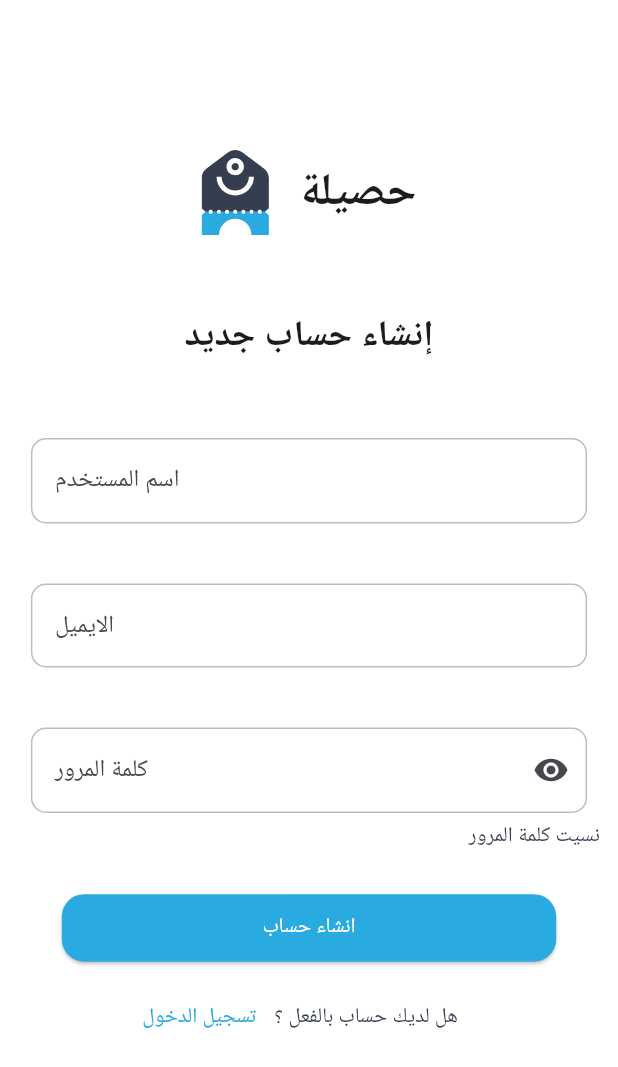
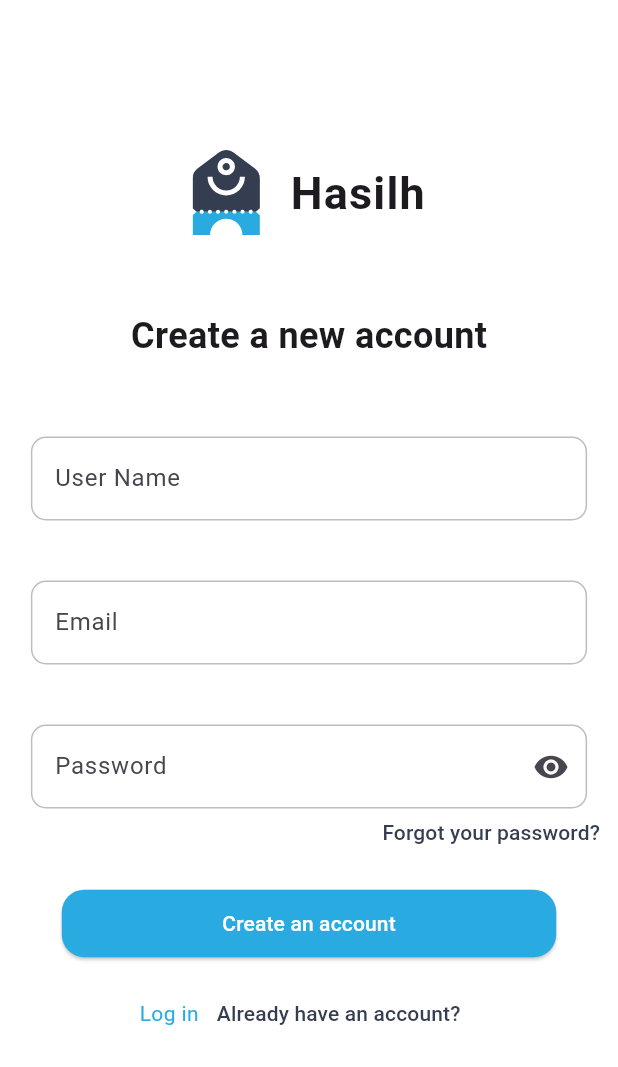
Before and after one commit to AbedMohsen1/projecxIntern, a Flutter app: the screen it shows after launch, on a phone screen of 412 x 824 dp. Shown: the top 1067 px of the screen. Run offline on Flutter 3.47's test engine with Material 3 defaults, Android fonts, the phone set to English and light mode, and no system bars; our stand-ins replace dotted_border, easy_localization, flutter_svg, font_awesome_flutter, hexcolor; Roboto replaces fonts that are missing (Cairo).

Commit message:
update auth

```diff
--- a/lib/Theme/color_managment.dart
+++ b/lib/Theme/color_managment.dart
@@ -5,7 +5,7 @@ class AppColors {
   static Color text = HexColor("#6D6F74");
   static Color black = HexColor("#353D51");
   static Color blu = HexColor("#29ABE2");
-  static Color blu2 = HexColor("#BCE7F0");
+  static Color pink = HexColor("#FDD7DF");
   static Color white = HexColor("#FFFFFF");
   static Color border = HexColor("#E6ECF8");
   static Color dis = HexColor("#878E9E");
--- a/lib/components/coupons_home_page.dart
+++ b/lib/components/coupons_home_page.dart
@@ -43,7 +43,7 @@ class CouponsPageHome extends StatelessWidget {
                             vertical: 4,
                           ),
                           decoration: BoxDecoration(
-                            color: AppColors.blu2,
+                            color: AppColors.blu,
                             borderRadius: BorderRadius.circular(
                               8,
                             ),
@@ -77,7 +77,7 @@ class CouponsPageHome extends StatelessWidget {
                     Spacer(),
                     Container(
                       decoration: BoxDecoration(
-                        color: AppColors.blu2,
+                        color: AppColors.blu,
                         borderRadius: BorderRadius.circular(17),
                       ),
                       child: Padding(
@@ -106,7 +106,7 @@ class CouponsPageHome extends StatelessWidget {
                     shape: RoundedRectangleBorder(
                       borderRadius: BorderRadius.circular(10),
                     ),
-                    backgroundColor: AppColors.blu2,
+                    backgroundColor: AppColors.blu,
                   ),
                   child: Text(
                     LocaleKeys.show_coupon.tr(),
--- a/lib/components/offers_home_page.dart
+++ b/lib/components/offers_home_page.dart
@@ -43,7 +43,7 @@ class OffersHomePage extends StatelessWidget {
                             vertical: 4,
                           ),
                           decoration: BoxDecoration(
-                            color: AppColors.blu2,
+                            color: AppColors.blu,
                             borderRadius: BorderRadius.circular(
                               8,
                             ),
@@ -77,7 +77,7 @@ class OffersHomePage extends StatelessWidget {
                     Spacer(),
                     Container(
                       decoration: BoxDecoration(
-                        color: AppColors.blu2,
+                        color: AppColors.blu,
                         borderRadius: BorderRadius.circular(17),
                       ),
                       child: Padding(
@@ -106,7 +106,7 @@ class OffersHomePage extends StatelessWidget {
                     shape: RoundedRectangleBorder(
                       borderRadius: BorderRadius.circular(10),
                     ),
-                    backgroundColor: AppColors.blu2,
+                    backgroundColor: AppColors.blu,
                   ),
                   child: Text(
                     LocaleKeys.activate_the_offer.tr(),
--- a/lib/components/products_home_page.dart
+++ b/lib/components/products_home_page.dart
@@ -43,7 +43,7 @@ class ProductsHomePage extends StatelessWidget {
                             vertical: 4,
                           ),
                           decoration: BoxDecoration(
-                            color: AppColors.blu2,
+                            color: AppColors.blu,
                             borderRadius: BorderRadius.circular(
                               8,
                             ),
@@ -77,7 +77,7 @@ class ProductsHomePage extends StatelessWidget {
                     Spacer(),
                     Container(
                       decoration: BoxDecoration(
-                        color: AppColors.blu2,
+                        color: AppColors.blu,
                         borderRadius: BorderRadius.circular(17),
                       ),
                       child: Padding(
--- a/lib/screens/auth/login.dart
+++ b/lib/screens/auth/login.dart
@@ -1,6 +1,8 @@
 import 'package:ahd/theme/color_managment.dart';
 import 'package:ahd/screens/auth/sign_up.dart';
 import 'package:ahd/screens/bottom_main_screen.dart';
+import 'package:ahd/translations/locale_keys.g.dart';
+import 'package:easy_localization/easy_localization.dart';
 import 'package:flutter/material.dart';
 import 'package:flutter_svg/svg.dart';
 
@@ -52,7 +54,7 @@ class _LoginState extends State<Login> {
                 ),
                 SizedBox(width: 20),
                 Text(
-                  "حصيلة",
+                  LocaleKeys.hasilh.tr(),
                   style: TextStyle(
                     fontSize: 30,
                     fontWeight: FontWeight.w500,
@@ -65,7 +67,7 @@ class _LoginState extends State<Login> {
             Padding(
               padding: EdgeInsets.all(0),
               child: Text(
-                "تسجيل الدخول",
+                LocaleKeys.log_in.tr(),
                 style: TextStyle(fontSize: 24, fontWeight: FontWeight.w600),
               ),
             ),
@@ -77,7 +79,7 @@ class _LoginState extends State<Login> {
                 keyboardType: TextInputType.emailAddress,
                 showCursor: true,
                 decoration: InputDecoration(
-                  hintText: 'الايميل',
+                  hintText: LocaleKeys.Email.tr(),
                   helperStyle: const TextStyle(
                     color: Colors.black45,
                     fontWeight: FontWeight.w300,
@@ -105,7 +107,7 @@ class _LoginState extends State<Login> {
                 maxLines: 1,
                 obscureText: _obscure,
                 decoration: InputDecoration(
-                  hintText: 'كلمة المرور',
+                  hintText: LocaleKeys.password.tr(),
                   suffixIcon: IconButton(
                     onPressed: () => setState(() => _obscure = !_obscure),
                     icon: Icon(
@@ -136,7 +138,7 @@ class _LoginState extends State<Login> {
                     ),
                   ),
                   child: Text(
-                    "نسيت كلمة المرور",
+                    LocaleKeys.forgot_your_password.tr(),
                     style: TextStyle(color: AppColors.black),
                   ),
                 ),
@@ -159,7 +161,7 @@ class _LoginState extends State<Login> {
                   minimumSize: const Size(double.infinity, 45),
                 ),
                 child: Text(
-                  'تسجيل الدخول',
+                  LocaleKeys.log_in.tr(),
                   style: TextStyle(color: AppColors.white),
                 ),
               ),
@@ -168,7 +170,8 @@ class _LoginState extends State<Login> {
             Row(
               mainAxisAlignment: MainAxisAlignment.center,
               children: [
-                Text('إنشاء حساب جديد', style: TextStyle(color: AppColors.blu)),
+                Text(LocaleKeys.create_new_account.tr(),
+                    style: TextStyle(color: AppColors.blu)),
                 TextButton(
                   onPressed: () {
                     Navigator.push(
@@ -183,7 +186,7 @@ class _LoginState extends State<Login> {
                     ),
                   ),
                   child: Text(
-                    'هل لديك حساب بالفعل ؟',
+                    LocaleKeys.already_have_an_account.tr(),
                     style: TextStyle(color: AppColors.black),
                   ),
                 ),
@@ -197,10 +200,11 @@ class _LoginState extends State<Login> {
 
   bool _checkData() {
     setState(() {
-      _emailError =
-          _emailTextController.text.isEmpty ? "الرجاء ادخال الايميل" : null;
+      _emailError = _emailTextController.text.isEmpty
+          ? LocaleKeys.please_enter_your_email_address.tr()
+          : null;
       _passwordError = _passwordTextController.text.isEmpty
-          ? "الرجاء ادخال كلمة المرور"
+          ? LocaleKeys.please_enter_your_password.tr()
           : null;
     });
     if (_emailTextController.text.isNotEmpty &&
--- a/lib/screens/auth/sign_up.dart
+++ b/lib/screens/auth/sign_up.dart
@@ -1,6 +1,8 @@
 import 'package:ahd/router/routers.dart';
 import 'package:ahd/theme/color_managment.dart';
 import 'package:ahd/screens/auth/login.dart';
+import 'package:ahd/translations/locale_keys.g.dart';
+import 'package:easy_localization/easy_localization.dart';
 import 'package:flutter/material.dart';
 import 'package:flutter_svg/svg.dart';
 
@@ -56,7 +58,7 @@ class _SignUpState extends State<SignUp> {
                 ),
                 SizedBox(width: 20),
                 Text(
-                  "حصيلة",
+                  LocaleKeys.hasilh.tr(),
                   style: TextStyle(
                     fontSize: 30,
                     letterSpacing: 0.8,
@@ -69,7 +71,7 @@ class _SignUpState extends State<SignUp> {
             Padding(
               padding: EdgeInsets.all(0),
               child: Text(
-                "إنشاء حساب جديد",
+                LocaleKeys.create_new_account.tr(),
                 style: TextStyle(fontSize: 24, fontWeight: FontWeight.w600),
               ),
             ),
@@ -80,7 +82,7 @@ class _SignUpState extends State<SignUp> {
                 controller: _usernameTextController,
                 showCursor: true,
                 decoration: InputDecoration(
-                  hintText: 'اسم المستخدم',
+                  hintText: LocaleKeys.user_name.tr(),
                   helperStyle: const TextStyle(
                     color: Colors.black45,
                     fontWeight: FontWeight.w300,
@@ -107,7 +109,7 @@ class _SignUpState extends State<SignUp> {
                 keyboardType: TextInputType.emailAddress,
                 showCursor: true,
                 decoration: InputDecoration(
-                  hintText: 'الايميل',
+                  hintText: LocaleKeys.Email.tr(),
                   helperStyle: const TextStyle(
                     color: Colors.black45,
                     fontWeight: FontWeight.w300,
@@ -135,7 +137,7 @@ class _SignUpState extends State<SignUp> {
                 maxLines: 1,
                 obscureText: _obscure,
                 decoration: InputDecoration(
-                  hintText: 'كلمة المرور',
+                  hintText: LocaleKeys.password.tr(),
                   suffixIcon: IconButton(
                     onPressed: () => setState(() => _obscure = !_obscure),
                     icon: Icon(
@@ -166,7 +168,7 @@ class _SignUpState extends State<SignUp> {
                     ),
                   ),
                   child: Text(
-                    "نسيت كلمة المرور",
+                    LocaleKeys.forgot_your_password.tr(),
                     style: TextStyle(color: AppColors.black),
                   ),
                 ),
@@ -189,7 +191,7 @@ class _SignUpState extends State<SignUp> {
                   minimumSize: const Size(double.infinity, 45),
                 ),
                 child: Text(
-                  'انشاء حساب',
+                  LocaleKeys.create_an_account.tr(),
                   style: TextStyle(color: AppColors.white),
                 ),
               ),
@@ -198,7 +200,8 @@ class _SignUpState extends State<SignUp> {
             Row(
               mainAxisAlignment: MainAxisAlignment.center,
               children: [
-                Text('تسجيل الدخول', style: TextStyle(color: AppColors.blu)),
+                Text(LocaleKeys.log_in.tr(),
+                    style: TextStyle(color: AppColors.blu)),
                 TextButton(
                   onPressed: () {
                     Navigator.push(
@@ -213,7 +216,7 @@ class _SignUpState extends State<SignUp> {
                     ),
                   ),
                   child: Text(
-                    'هل لديك حساب بالفعل ؟',
+                    LocaleKeys.already_have_an_account.tr(),
                     style: TextStyle(color: AppColors.black),
                   ),
                 ),
@@ -228,13 +231,14 @@ class _SignUpState extends State<SignUp> {
   bool _checkData() {
     final Routers routers = Routers();
     setState(() {
-      _emailError =
-          _emailTextController.text.isEmpty ? "الرجاء ادخال الايميل" : null;
+      _emailError = _emailTextController.text.isEmpty
+          ? LocaleKeys.please_enter_your_email_address.tr()
+          : null;
       _passwordError = _passwordTextController.text.isEmpty
-          ? "الرجاء ادخال كلمة المرور"
+          ? LocaleKeys.please_enter_your_password.tr()
           : null;
       _usernameError = _usernameTextController.text.isEmpty
-          ? "الرجاء ادخال اسم المستخدم "
+          ? LocaleKeys.please_enter_your_username.tr()
           : null;
     });
     if (_emailTextController.text.isNotEmpty &&
```
Also changed, not shown: assets/translations/ar.json (+13 -3 lines), assets/translations/en.json (+13 -3 lines), lib/screens/homepage/home_page.dart (+45 -27 lines), assets/img/Group13406.png (added), assets/img/img16.svg (added), lib/translations/codegen_loader.g.dart, lib/translations/locale_keys.g.dart.
